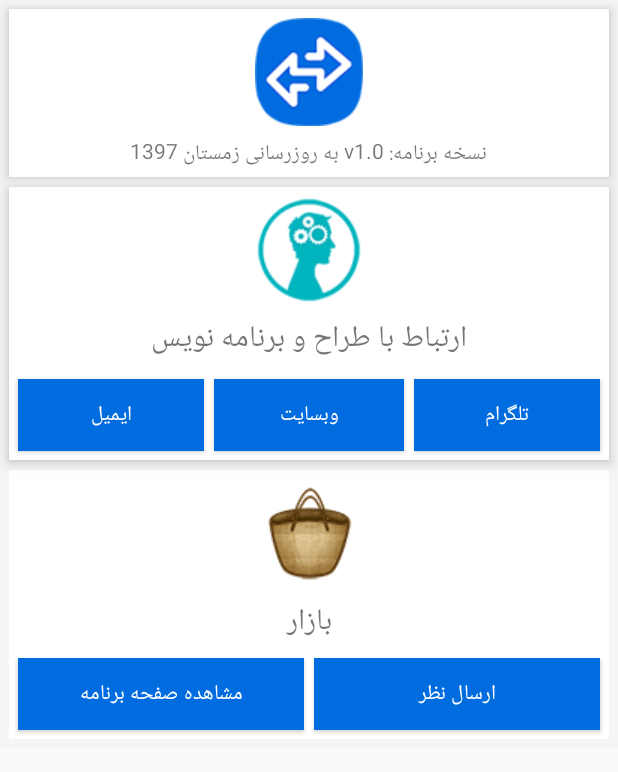
After one commit to SeyedAbdollahi/Base-Converter, an Android app: the layout activity_about_me.xml on its own in the app's theme, with its tools: preview values and no code run, on a phone screen of 412 x 824 dp. The commit adds this screen. Shown: the top 772 px of the screen. Run offline under Robolectric (Android 15) with nearby library versions, the phone set to English and light mode, and no system bars.

Commit message:
ADD AboutMe

```diff
--- /dev/null
+++ b/app/src/main/res/layout/activity_about_me.xml
@@ -0,0 +1,219 @@
+<?xml version="1.0" encoding="utf-8"?>
+<android.support.constraint.ConstraintLayout xmlns:android="http://schemas.android.com/apk/res/android"
+    xmlns:app="http://schemas.android.com/apk/res-auto"
+    xmlns:tools="http://schemas.android.com/tools"
+    android:layout_width="match_parent"
+    android:layout_height="match_parent"
+    tools:context="seyedabdollahi.ir.AboutMe"
+    android:background="@color/gray">
+
+        <ScrollView
+            android:layout_width="0dp"
+            android:layout_height="0dp"
+            app:layout_constraintBottom_toBottomOf="parent"
+            app:layout_constraintLeft_toLeftOf="parent"
+            app:layout_constraintRight_toRightOf="parent"
+            app:layout_constraintTop_toTopOf="parent">
+
+            <LinearLayout
+                android:id="@+id/MainLayout2"
+                android:layout_width="match_parent"
+                android:layout_height="wrap_content"
+                android:layout_gravity="top"
+                android:background="#f5f5f5"
+                android:orientation="vertical">
+
+                <LinearLayout
+                    android:id="@+id/LinerLayout5"
+                    android:layout_width="match_parent"
+                    android:layout_height="wrap_content"
+                    android:layout_marginBottom="3dp"
+                    android:layout_marginLeft="6dp"
+                    android:layout_marginRight="6dp"
+                    android:layout_marginTop="6dp"
+                    android:background="@color/white"
+                    android:elevation="5dp"
+                    android:orientation="vertical">
+
+                    <ImageView
+                        android:id="@+id/imageView4"
+                        android:layout_width="match_parent"
+                        android:layout_height="wrap_content"
+                        android:layout_marginBottom="3dp"
+                        android:layout_marginLeft="6dp"
+                        android:layout_marginRight="6dp"
+                        android:layout_marginTop="6dp"
+                        app:srcCompat="@drawable/ic_launcher" />
+
+                    <TextView
+                        android:id="@+id/About_txt_1"
+                        android:layout_width="wrap_content"
+                        android:layout_height="wrap_content"
+                        android:layout_gravity="center"
+                        android:layout_marginBottom="3dp"
+                        android:layout_marginLeft="6dp"
+                        android:layout_marginRight="6dp"
+                        android:layout_marginTop="3dp"
+                        android:text="@string/app_version" />
+
+                </LinearLayout>
+
+                <LinearLayout
+                    android:id="@+id/LinerLayout6"
+                    android:layout_width="match_parent"
+                    android:layout_height="wrap_content"
+                    android:layout_marginBottom="3dp"
+                    android:layout_marginLeft="6dp"
+                    android:layout_marginRight="6dp"
+                    android:layout_marginTop="3dp"
+                    android:background="@color/white"
+                    android:elevation="5dp"
+                    android:orientation="vertical">
+
+                    <ImageView
+                        android:id="@+id/imageView5"
+                        android:layout_width="match_parent"
+                        android:layout_height="wrap_content"
+                        android:layout_marginBottom="3dp"
+                        android:layout_marginLeft="6dp"
+                        android:layout_marginRight="6dp"
+                        android:layout_marginTop="6dp"
+                        app:srcCompat="@drawable/developer_hdpi" />
+
+                    <TextView
+                        android:id="@+id/About_txt_3"
+                        android:layout_width="match_parent"
+                        android:layout_height="wrap_content"
+                        android:layout_marginBottom="6dp"
+                        android:layout_marginLeft="6dp"
+                        android:layout_marginRight="6dp"
+                        android:layout_marginTop="3dp"
+                        android:gravity="center"
+                        android:text="ارتباط با طراح و برنامه نویس"
+                        android:textSize="20sp" />
+
+                    <LinearLayout
+                        android:layout_width="match_parent"
+                        android:layout_height="match_parent"
+                        android:orientation="horizontal">
+
+                        <Button
+                            android:id="@+id/About_btn_2"
+                            android:layout_width="match_parent"
+                            android:layout_height="wrap_content"
+                            android:layout_marginBottom="6dp"
+                            android:layout_marginLeft="6dp"
+                            android:layout_marginRight="3dp"
+                            android:layout_marginTop="3dp"
+                            android:layout_weight="1"
+                            android:background="@color/blue"
+                            android:onClick="SendingEmail"
+                            android:text="ایمیل"
+                            android:textColor="@android:color/background_light" />
+
+                        <Button
+                            android:id="@+id/About_btn_5"
+                            android:layout_width="match_parent"
+                            android:layout_height="wrap_content"
+                            android:layout_marginBottom="6dp"
+                            android:layout_marginLeft="3dp"
+                            android:layout_marginRight="3dp"
+                            android:layout_marginTop="3dp"
+                            android:layout_weight="1"
+                            android:background="@color/blue"
+                            android:onClick="OpenWebsite"
+                            android:text="وبسایت"
+                            android:textColor="@android:color/background_light" />
+
+                        <Button
+                            android:id="@+id/About_btn_1"
+                            android:layout_width="match_parent"
+                            android:layout_height="wrap_content"
+                            android:layout_marginBottom="6dp"
+                            android:layout_marginLeft="3dp"
+                            android:layout_marginRight="6dp"
+                            android:layout_marginTop="3dp"
+                            android:layout_weight="1"
+                            android:background="@color/blue"
+                            android:onClick="OpenTelegramDeveloper"
+                            android:text="تلگرام"
+                            android:textColor="@android:color/background_light" />
+                    </LinearLayout>
+
+                </LinearLayout>
+
+                <LinearLayout
+                    android:id="@+id/LinerLayout7"
+                    android:layout_width="match_parent"
+                    android:layout_height="wrap_content"
+                    android:layout_marginBottom="6dp"
+                    android:layout_marginLeft="6dp"
+                    android:layout_marginRight="6dp"
+                    android:layout_marginTop="3dp"
+                    android:background="@color/white"
+                    android:orientation="vertical">
+
+                    <ImageView
+                        android:id="@+id/imageView7"
+                        android:layout_width="match_parent"
+                        android:layout_height="wrap_content"
+                        android:layout_marginBottom="3dp"
+                        android:layout_marginLeft="6dp"
+                        android:layout_marginRight="6dp"
+                        android:layout_marginTop="6dp"
+                        app:srcCompat="@drawable/bazaar_hdpi"/>
+
+                    <TextView
+                        android:id="@+id/About_txt_4"
+                        android:layout_width="match_parent"
+                        android:layout_height="wrap_content"
+                        android:layout_marginBottom="3dp"
+                        android:layout_marginLeft="6dp"
+                        android:layout_marginRight="6dp"
+                        android:layout_marginTop="3dp"
+                        android:gravity="center"
+                        android:text="بازار"
+                        android:textSize="20sp" />
+
+                    <LinearLayout
+                        android:layout_width="match_parent"
+                        android:layout_height="match_parent"
+                        android:orientation="horizontal">
+
+                        <Button
+                            android:id="@+id/About_btn_4"
+                            android:layout_width="match_parent"
+                            android:layout_height="wrap_content"
+                            android:layout_marginBottom="6dp"
+                            android:layout_marginLeft="6dp"
+                            android:layout_marginRight="3dp"
+                            android:layout_marginTop="3dp"
+                            android:layout_weight="1"
+                            android:background="@color/blue"
+                            android:onClick="OpenPageinBazaar"
+                            android:text="مشاهده صفحه برنامه"
+                            android:textColor="@android:color/background_light" />
+
+                        <Button
+                            android:id="@+id/About_btn_3"
+                            android:layout_width="match_parent"
+                            android:layout_height="wrap_content"
+                            android:layout_marginBottom="6dp"
+                            android:layout_marginLeft="3dp"
+                            android:layout_marginRight="6dp"
+                            android:layout_marginTop="3dp"
+                            android:layout_weight="1"
+                            android:background="@color/blue"
+                            android:onClick="AddCommentBazaar"
+                            android:text="ارسال نظر"
+                            android:textColor="@android:color/background_light" />
+
+                    </LinearLayout>
+
+                </LinearLayout>
+            </LinearLayout>
+
+
+        </ScrollView>
+
+</android.support.constraint.ConstraintLayout>
--- a/app/src/main/res/values/colors.xml
+++ b/app/src/main/res/values/colors.xml
@@ -7,4 +7,6 @@
     <color name="black">#000000</color>
     <color name="blue">#006ce0</color>
     <color name="dark_blue">#0058b6</color>
+    <color name="gray">#fafafa</color>
+    <color name="white">#FFFFFF</color>
 </resources>
--- a/app/src/main/res/values/strings.xml
+++ b/app/src/main/res/values/strings.xml
@@ -1,3 +1,4 @@
 <resources>
     <string name="app_name">تبدیل مبنا</string>
+    <string name="app_version">نسخه برنامه: v1.0 به روزرسانی زمستان 1397</string>
 </resources>
```
Also changed, not shown: app/src/main/AndroidManifest.xml (+5 -3 lines), app/src/main/java/seyedabdollahi/ir/AboutMe.java (added, +142 -0 lines), app/src/main/java/seyedabdollahi/ir/MainActivity.java (+20 -0 lines), app/src/main/res/layout/activity_main.xml (+12 -8 lines), app/src/main/res/menu/main_menu.xml (added, +9 -0 lines), app/src/main/res/drawable/bazaar_hdpi.png (added), app/src/main/res/drawable/developer_hdpi.png (added), app/src/main/res/drawable/ic_launcher.png (added), app/src/main/res/drawable/myket_hdpi.png (added), 2 other files.
